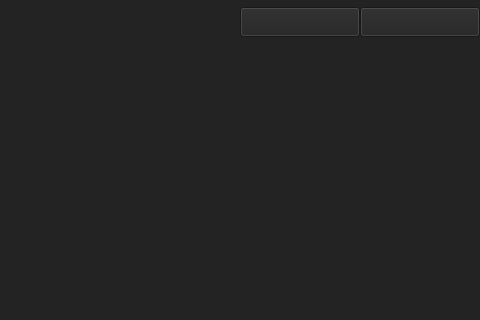
Qt form MainWindow.ui (TF-LAVENDER/Lavender) before a commit; both pictures show x 0 to 480 and y 0 to 320 of the 960 by 545 pixel window.
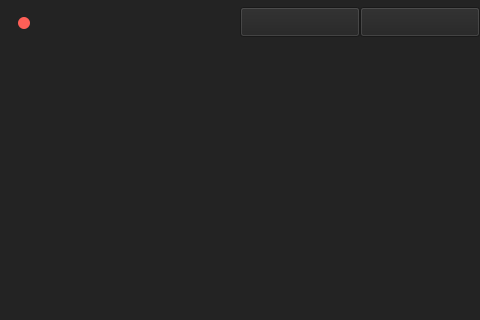
The same form after that commit. Icons and pictures are not drawn.

Commit message: feat : crete exit button #12

Patch:
```diff
--- a/MainWindow.ui
+++ b/MainWindow.ui
@@ -115,6 +115,23 @@
      </item>
     </layout>
    </widget>
+   <widget class="QPushButton" name="exitbutton">
+    <property name="geometry">
+     <rect>
+      <x>18</x>
+      <y>17</y>
+      <width>12</width>
+      <height>12</height>
+     </rect>
+    </property>
+    <property name="styleSheet">
+     <string notr="true">background-color: #ff5f57;
+border-radius: 6px;</string>
+    </property>
+    <property name="text">
+     <string/>
+    </property>
+   </widget>
   </widget>
   <widget class="QMenuBar" name="menubar">
    <property name="geometry">
```
Left out of the diff: 2 changed lines with no effect on the pictures. The commit also changes 1 other file.
